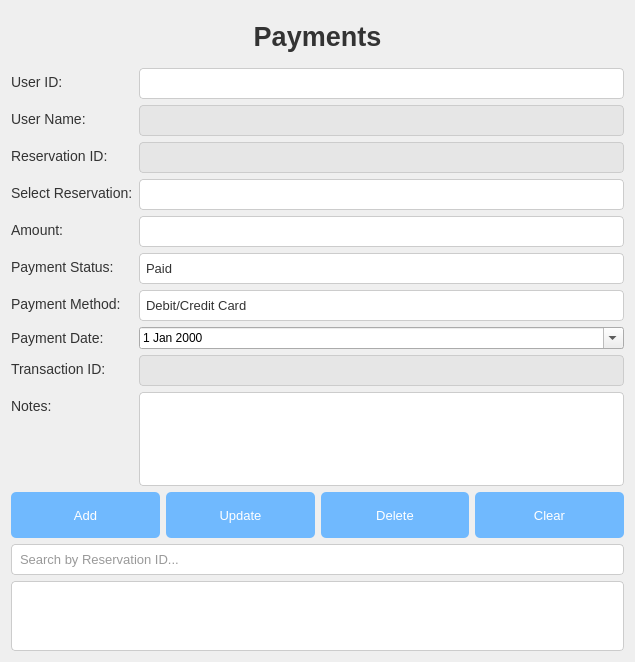
Old version of the form payments.ui in the repository WeWeBunnyX/HotelReservationSQL_Application.
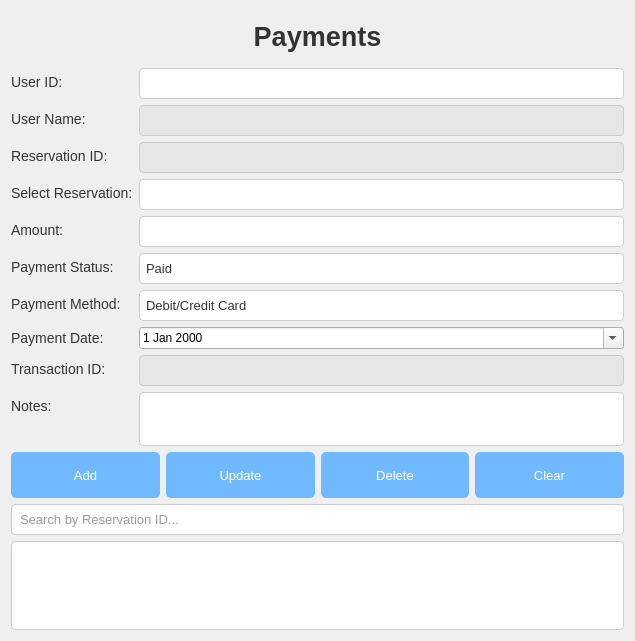
New version of the form.

Patch:
```diff
--- a/payments.ui
+++ b/payments.ui
@@ -7,7 +7,7 @@
     <x>0</x>
     <y>0</y>
     <width>635</width>
-    <height>602</height>
+    <height>641</height>
    </rect>
   </property>
   <property name="windowTitle">
@@ -112,7 +112,8 @@
     padding: 6px;
     font-size: 13px;
     color: #333333;
-    min-height: 80px;
+    min-height: 40px;  /* Reduced from 80px */
+    max-height: 60px;  /* Added to limit growth */
 }
 
 QTextEdit:focus {
```
Left out of the diff: 2 changed lines with no effect on the pictures.
